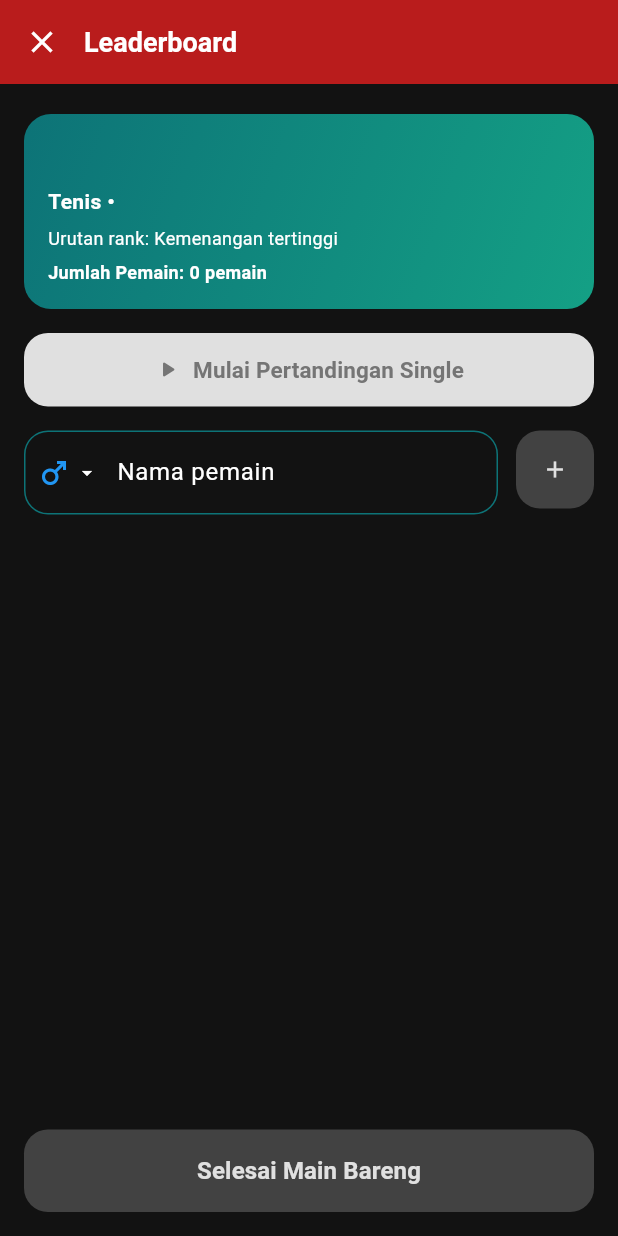
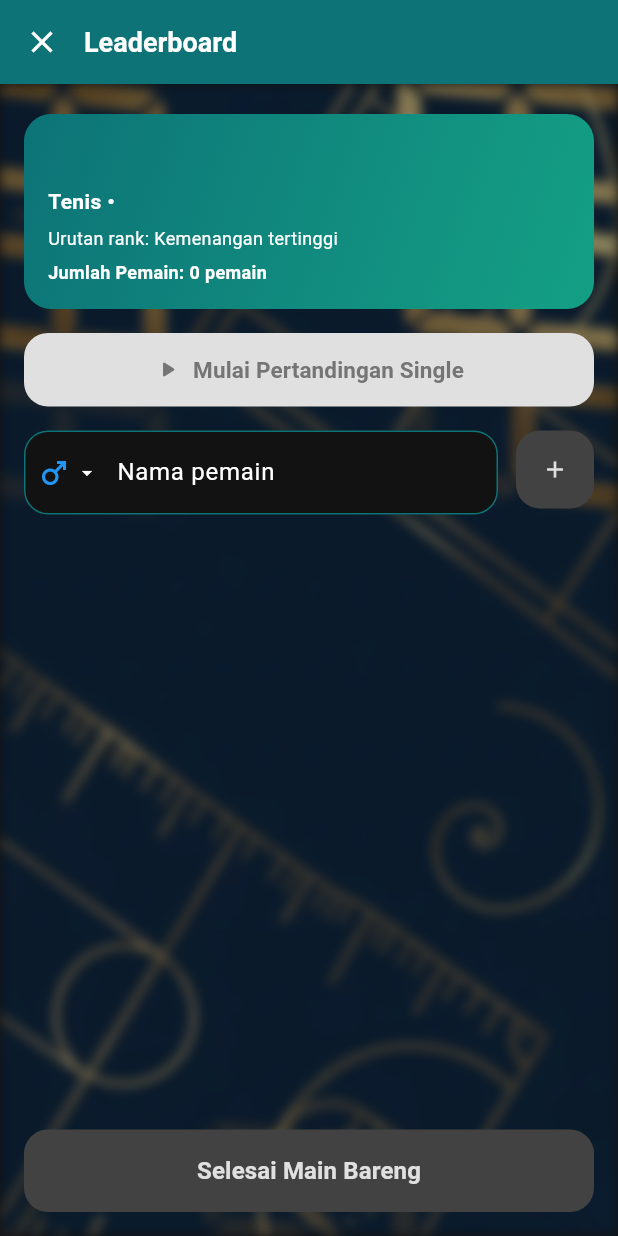
Before and after one commit to fajricpaix/scoreboard, a Flutter app: the LeaderboardPage screen opened directly with empty values, on a phone screen of 412 x 824 dp. Run offline on Flutter 3.47's test engine with Material 3 defaults, Android fonts, the phone set to English and light mode, and no system bars; our stand-ins replace flutter_svg, google_mobile_ads, share_plus; network calls fail.

Commit message:
change title bar
Co-authored-by: Copilot <copilot@github.com>

```diff
--- a/lib/components/create/match_setup_page.dart
+++ b/lib/components/create/match_setup_page.dart
@@ -234,7 +234,7 @@ class _MatchSetupPageState extends State<MatchSetupPage> {
       backgroundColor: Colors.black,
       resizeToAvoidBottomInset: false,
       appBar: AppBar(
-        backgroundColor: primaryColor,
+        backgroundColor: widget.sport.gradientColors[0],
         elevation: 0,
         titleSpacing: 0,
         leading: const BackButton(color: Colors.white),
--- a/lib/components/create/player_setup_page.dart
+++ b/lib/components/create/player_setup_page.dart
@@ -160,7 +160,7 @@ class _PlayerSetupPageState extends State<PlayerSetupPage> {
       backgroundColor: Colors.black,
       resizeToAvoidBottomInset: false,
       appBar: AppBar(
-        backgroundColor: primaryColor,
+        backgroundColor: matchSetup.sport.gradientColors[0],
         elevation: 0,
         titleSpacing: 0,
         leading: const BackButton(color: Colors.white),
--- a/lib/components/leaderboard/start_match_dialog.dart
+++ b/lib/components/leaderboard/start_match_dialog.dart
@@ -35,7 +35,7 @@ class _StartMatchDialogState extends State<StartMatchDialog> {
         .toList();
 
     return AlertDialog(
-      backgroundColor: backgroundColor,
+      backgroundColor: const Color(0xFF323232),
       surfaceTintColor: backgroundColor,
       title: Text(
         widget.isDoubleMatch
@@ -54,7 +54,7 @@ class _StartMatchDialogState extends State<StartMatchDialog> {
                   ? 'Dua pemain pertama akan menjadi tim kiri dan dua pemain berikutnya menjadi tim kanan.'
                   : 'Pilih dua pemain yang akan langsung masuk ke scoreboard.',
               style: const TextStyle(
-                color: Colors.black54,
+                color: textColor,
                 fontSize: 12,
                 height: 1.4,
               ),
--- a/lib/components/scoreboard/score_history_section.dart
+++ b/lib/components/scoreboard/score_history_section.dart
@@ -83,7 +83,7 @@ class ScoreHistorySection extends StatelessWidget {
             decoration: BoxDecoration(
               color: backgroundColor,
               borderRadius: BorderRadius.circular(14),
-              border: Border.all(color: const Color(0xFFE5E7EB)),
+              border: Border.all(color: accentColor),
             ),
             child: Row(
               children: [
@@ -125,7 +125,7 @@ class ScoreHistorySection extends StatelessWidget {
             decoration: BoxDecoration(
               color: backgroundColor,
               borderRadius: BorderRadius.circular(14),
-              border: Border.all(color: const Color(0xFFE5E7EB)),
+              border: Border.all(color: accentColor),
             ),
             child: const Text(
               'Belum ada riwayat skor.',
--- a/lib/pages/create/index.dart
+++ b/lib/pages/create/index.dart
@@ -13,7 +13,7 @@ class CreateMatchPage extends StatelessWidget {
     return Scaffold(
       backgroundColor: Colors.black,
       appBar: AppBar(
-        backgroundColor: primaryColor,
+        backgroundColor: surfaceColor,
         elevation: 0,
         titleSpacing: 0,
         leading: const BackButton(color: Colors.white),
--- a/lib/pages/create/leaderboard.dart
+++ b/lib/pages/create/leaderboard.dart
@@ -1,3 +1,5 @@
+import 'dart:ui';
+
 import 'package:flutter/material.dart';
 import 'package:scoreboard/components/create/models.dart';
 import 'package:scoreboard/components/leaderboard/leaderboard_player_tile.dart';
@@ -328,7 +330,7 @@ class _LeaderboardPageState extends State<LeaderboardPage> {
 
     return Scaffold(
       appBar: AppBar(
-        backgroundColor: primaryColor,
+        backgroundColor: accentColor,
         elevation: 0,
         titleSpacing: 0,
         automaticallyImplyLeading: false,
@@ -346,7 +348,21 @@ class _LeaderboardPageState extends State<LeaderboardPage> {
           ),
         ),
       ),
-      body: Column(
+      body: Stack(
+        children: [
+          Positioned.fill(
+            child: ImageFiltered(
+              imageFilter: ImageFilter.blur(sigmaX: 4, sigmaY: 4),
+              child: Opacity(
+                opacity: 0.5,
+                child: Image.asset(
+                  'assets/icon/match_vector.jpg',
+                  fit: BoxFit.cover,
+                ),
+              ),
+            ),
+          ),
+        Column(
         children: [
           Expanded(
             child: ListView(
@@ -443,6 +459,8 @@ class _LeaderboardPageState extends State<LeaderboardPage> {
           ),
         ],
       ),
+        ],
+      ),
     );
   }
 }
--- a/lib/theme/index.dart
+++ b/lib/theme/index.dart
@@ -2,5 +2,6 @@ import 'package:flutter/material.dart';
 
 const Color primaryColor = Color(0xFFB91C1C);
 const Color secondaryColor = Color(0xFFFFB300);
+const Color surfaceColor = Color(0xFF010F4D);
 const Color backgroundColor = Color(0xFF121212);
 const Color textColor = Color(0xFFFFFFFF);
```
Also changed, not shown: lib/pages/create/scoreboard.dart (+19 -2 lines).
